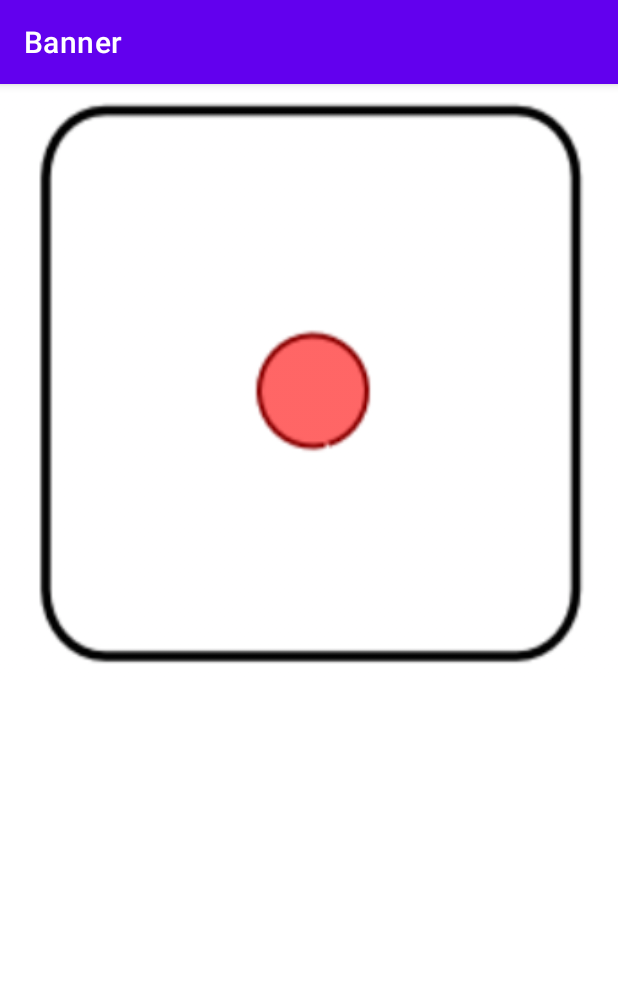
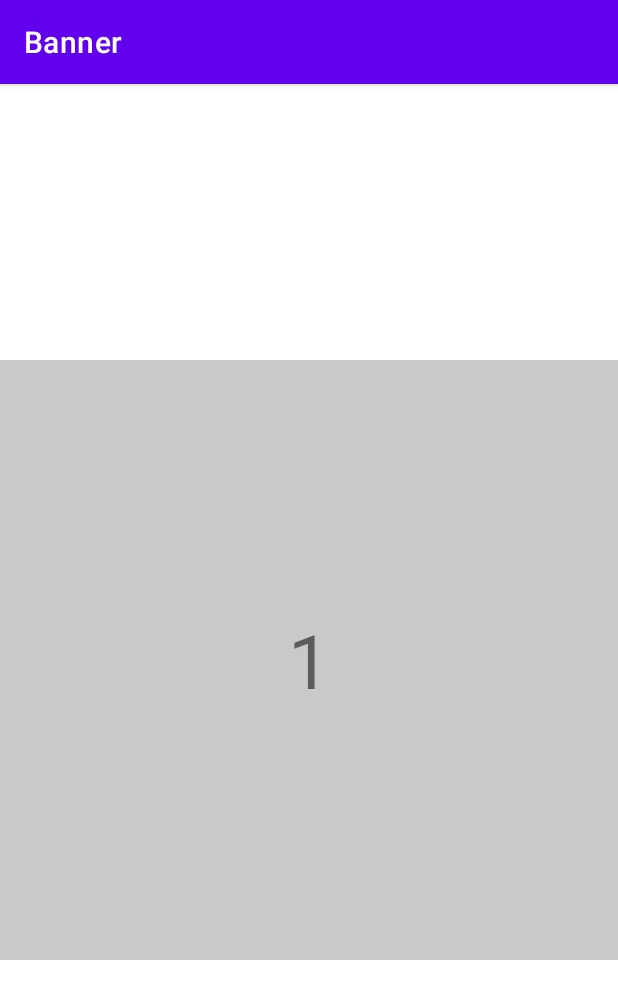
Before and after one commit to jed4739/Banner, an Android app: the fragment fragment_1p shown on its own in the app's theme, on a phone screen of 412 x 824 dp. Shown: the top 999 px of the screen. Run offline under Robolectric (Android 15) with nearby library versions, the phone set to English and light mode, and no system bars.

```diff
--- a/app/src/main/AndroidManifest.xml
+++ b/app/src/main/AndroidManifest.xml
@@ -11,7 +11,7 @@
         android:roundIcon="@mipmap/ic_launcher_round"
         android:supportsRtl="true"
         android:theme="@style/Theme.Banner"
-        tools:targetApi="31">
+        tools:targetApi="32">
         <activity
             android:name=".MainActivity"
             android:exported="true">
--- a/app/src/main/java/com/example/banner/fragment_1p.java
+++ b/app/src/main/java/com/example/banner/fragment_1p.java
@@ -9,39 +9,9 @@ import android.view.View;
 import android.view.ViewGroup;
 
 public class fragment_1p extends Fragment {
-
-    private static final String ARG_PARAM1 = "param1";
-    private static final String ARG_PARAM2 = "param2";
-
-    private String mParam1;
-    private String mParam2;
-
-    public fragment_1p() {
-        // Required empty public constructor
-    }
-
-    public static fragment_1p newInstance(String param1, String param2) {
-        fragment_1p fragment = new fragment_1p();
-        Bundle args = new Bundle();
-        args.putString(ARG_PARAM1, param1);
-        args.putString(ARG_PARAM2, param2);
-        fragment.setArguments(args);
-        return fragment;
-    }
-
     @Override
-    public void onCreate(Bundle savedInstanceState) {
-        super.onCreate(savedInstanceState);
-        if (getArguments() != null) {
-            mParam1 = getArguments().getString(ARG_PARAM1);
-            mParam2 = getArguments().getString(ARG_PARAM2);
-        }
-    }
-
-    @Override
-    public View onCreateView(LayoutInflater inflater, ViewGroup container,
-                             Bundle savedInstanceState) {
-        // Inflate the layout for this fragment
-        return inflater.inflate(R.layout.fragment_1p, container, false);
+    public View onCreateView(LayoutInflater inflater, ViewGroup container, Bundle savedInstanceState) {
+        ViewGroup rootView = (ViewGroup) inflater.inflate(R.layout.fragment_1p, container, false);
+        return rootView;
     }
 }
--- a/app/src/main/res/drawable/black_radius.xml
+++ b/app/src/main/res/drawable/black_radius.xml
@@ -1,5 +1,6 @@
 <?xml version="1.0" encoding="utf-8"?>
-<shape xmlns:android="http://schemas.android.com/apk/res/android"
+<shape
+    xmlns:android="http://schemas.android.com/apk/res/android"
     android:shape="oval">
-    <solid android:color="@color/black" />
+    <solid android:color="@color/black"/>
 </shape>
--- a/app/src/main/res/drawable/red_radius.xml
+++ b/app/src/main/res/drawable/red_radius.xml
@@ -1,5 +1,6 @@
 <?xml version="1.0" encoding="utf-8"?>
-<shape xmlns:android="http://schemas.android.com/apk/res/android"
+<shape
+    xmlns:android="http://schemas.android.com/apk/res/android"
     android:shape="oval">
-    <solid android:color="@color/red" />
+    <solid android:color="@color/red"/>
 </shape>
--- a/app/src/main/res/layout/fragment_1p.xml
+++ b/app/src/main/res/layout/fragment_1p.xml
@@ -5,13 +5,17 @@
 
     <RelativeLayout
         android:layout_width="match_parent"
-        android:layout_height="400dp"
+        android:layout_height="match_parent"
+        android:gravity="center"
         android:orientation="vertical">
-        <ImageView
+        <TextView
             android:id="@+id/imgBanner1"
+            android:text="1"
             android:layout_width="match_parent"
-            android:layout_height="match_parent"
-            android:background="@drawable/dice_1"
+            android:layout_height="400dp"
+            android:textSize="50dp"
+            android:gravity="center"
+            android:background="@color/gray"
             android:contentDescription="@string/app_name"/>
 
     </RelativeLayout>
--- a/app/src/main/res/values/colors.xml
+++ b/app/src/main/res/values/colors.xml
@@ -1,11 +1,14 @@
 <?xml version="1.0" encoding="utf-8"?>
 <resources>
-    <color name="red">#FF0000</color>
+    <color name="sky">#ddffff</color>
+    <color name="light_purple">#ffddff</color>
     <color name="purple_200">#FFBB86FC</color>
     <color name="purple_500">#FF6200EE</color>
     <color name="purple_700">#FF3700B3</color>
     <color name="teal_200">#FF03DAC5</color>
     <color name="teal_700">#FF018786</color>
+    <color name="gray">#C9C9C9</color>
+    <color name="red">#FF0000</color>
     <color name="black">#FF000000</color>
     <color name="white">#FFFFFFFF</color>
 </resources>
```
Also changed, not shown: app/src/main/java/com/example/banner/MainActivity.java (+68 -4 lines), app/src/main/java/com/example/banner/MyAdapter.java (added, +34 -0 lines), app/src/main/java/com/example/banner/fragment_2p.java (+3 -50 lines), app/src/main/java/com/example/banner/fragment_3p.java (+3 -50 lines), app/src/main/res/layout/activity_main.xml (+14 -13 lines), app/src/main/res/layout/fragment_2p.xml (+8 -4 lines), app/src/main/res/layout/fragment_3p.xml (+9 -5 lines).
